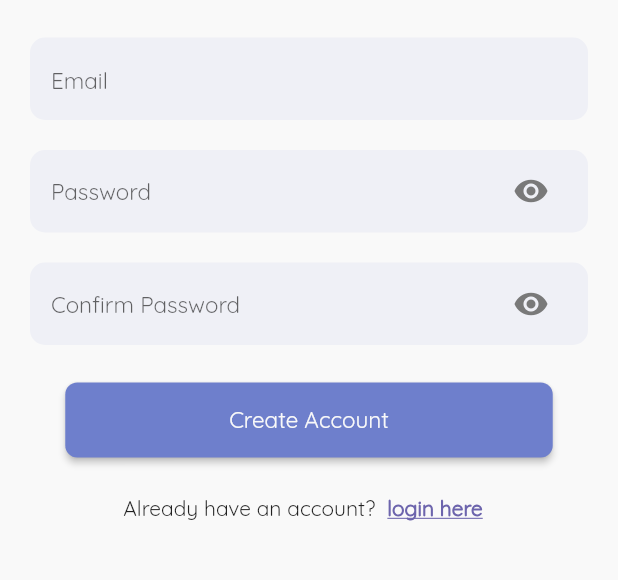
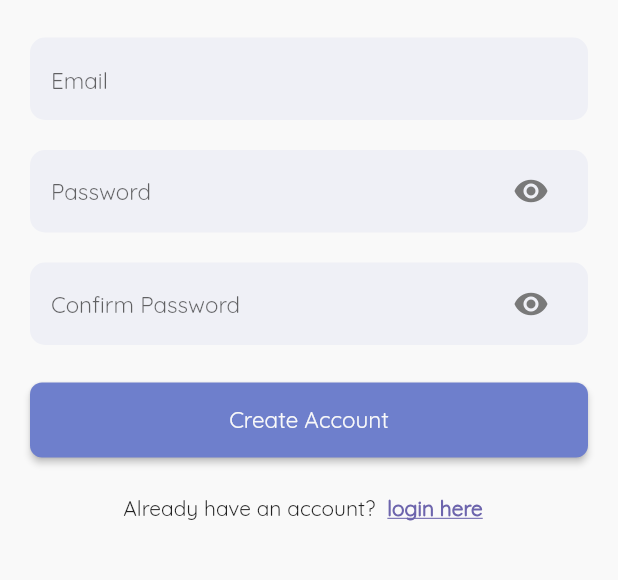
Before and after one commit to wiree65/assignment-techBaseCamp, a Flutter app: the RegisterScreen screen opened directly, on a phone screen of 412 x 824 dp, the part 198-778 px from its top. Run offline on Flutter 3.47's test engine with Material 2 defaults, Android fonts, the phone set to English and light mode, and no system bars; our stand-ins replace dio, firebase_auth, firebase_core; accounts and stored records are empty.

Commit message:
update register screen validate

```diff
--- a/lib/screens/register_screen.dart
+++ b/lib/screens/register_screen.dart
@@ -262,7 +262,7 @@ class _RegisterScreenState extends State<RegisterScreen> {
                             ? Container(
                                 width: width,
                                 padding: const EdgeInsets.only(
-                                    top: 10, left: 45, right: 45),
+                                    top: 10, left: 20, right: 20),
                                 child: Text(
                                   errorhandle,
                                   style: const TextStyle(
@@ -309,7 +309,10 @@ class _RegisterScreenState extends State<RegisterScreen> {
                         const SizedBox(
                           height: 15,
                         ),
-                        Button(
+                        Padding(
+                          padding: const EdgeInsets.only(left: 20.0, right: 20),
+                          child: Button(
+                              width: width,
                               onPress: () {
                                 Utils.showAlertDialog(context);
                                 setState(() {
@@ -330,7 +333,8 @@ class _RegisterScreenState extends State<RegisterScreen> {
                                       passwordEqual = false;
                                     });
                                   }
-
+                                  if (passwordController.text ==
+                                      confirmPasswordController.text) {
                                     FirebaseAuth.instance
                                         .createUserWithEmailAndPassword(
                                             email: emailController.text,
@@ -352,12 +356,16 @@ class _RegisterScreenState extends State<RegisterScreen> {
                                                 errorhandle = e.message;
                                               })
                                             });
+                                  } else {
+                                    Navigator.pop(context);
+                                  }
                                 });
                               },
                               color: purplePrimary,
                               textColor: whitePrimary,
                               fontsize: 15.00,
                               title: 'Create Account'),
+                        ),
                         const SizedBox(
                           height: 10,
                         ),
```
Lines whose indentation alone changed are shown as unchanged.
